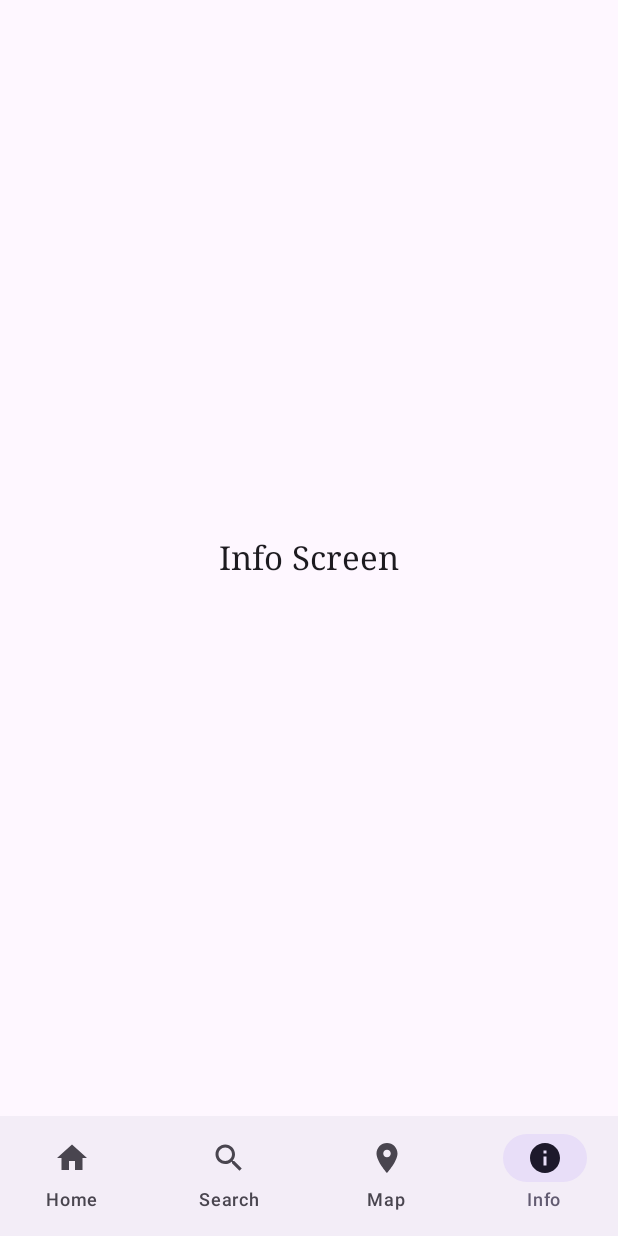
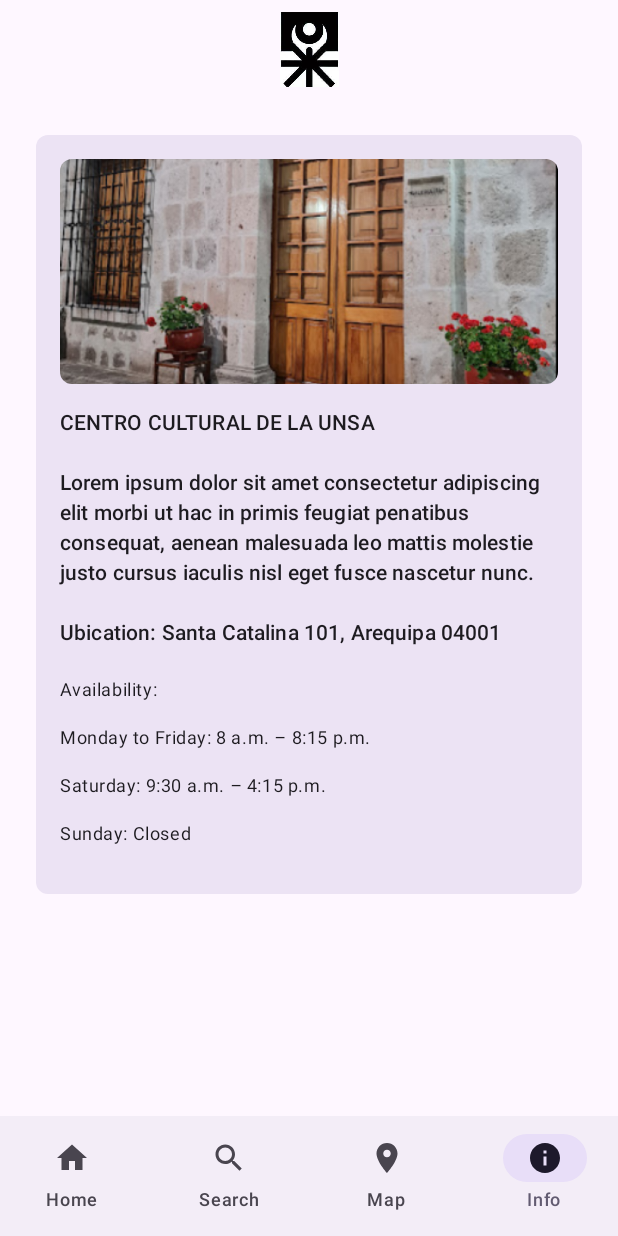
Before and after one commit to NoheliaEstefhania/DANP_ArtGalleryProject, an Android app built with Jetpack Compose: the screen it shows after launch (MainActivity), item 4 of the bottom bar chosen, on a phone screen of 412 x 824 dp. Run offline under Robolectric (Android 15) with nearby library versions, the phone set to English and light mode, and no system bars.

Commit message:
se implementó las vistas de infoScreen, searchScreen y homeScreen

```diff
--- a/app/src/main/java/com/example/danp_artgallery/navigation/AppNavigation.kt
+++ b/app/src/main/java/com/example/danp_artgallery/navigation/AppNavigation.kt
@@ -15,7 +15,7 @@ import androidx.navigation.compose.NavHost
 import androidx.navigation.compose.currentBackStackEntryAsState
 import androidx.navigation.compose.rememberNavController
 import androidx.navigation.compose.composable
-import com.example.danp_artgallery.screens.HomeScreen
+import com.example.danp_artgallery.screens.home.HomeScreen
 import com.example.danp_artgallery.screens.SearchScreen
 import com.example.danp_artgallery.screens.MapScreen
 import com.example.danp_artgallery.screens.InfoScreen
--- a/app/src/main/java/com/example/danp_artgallery/screens/HomeScreen.kt
+++ b/app/src/main/java/com/example/danp_artgallery/screens/HomeScreen.kt
@@ -1,38 +1,37 @@
-package com.example.danp_artgallery.screens
+package com.example.danp_artgallery.screens.home
 
 import androidx.compose.foundation.Image
-import androidx.compose.foundation.layout.Box
-import androidx.compose.foundation.layout.fillMaxSize
-import androidx.compose.foundation.layout.padding
-import androidx.compose.foundation.layout.size
-import androidx.compose.foundation.lazy.LazyColumn
+import androidx.compose.foundation.layout.*
 import androidx.compose.material3.MaterialTheme
 import androidx.compose.material3.Scaffold
 import androidx.compose.material3.Text
-import androidx.compose.material3.TopAppBar
-import androidx.compose.material3.TopAppBarDefaults
 import androidx.compose.runtime.Composable
 import androidx.compose.ui.Alignment
 import androidx.compose.ui.Modifier
-import androidx.compose.ui.graphics.Color
 import androidx.compose.ui.res.painterResource
-import androidx.compose.ui.res.stringResource
-import androidx.compose.ui.text.font.FontFamily
 import androidx.compose.ui.unit.dp
 import androidx.compose.ui.unit.sp
 import com.example.danp_artgallery.R
-
+import com.example.danp_artgallery.screens.section.ExpositionList
+import com.example.danp_artgallery.screens.section.expositionList
 
 @Composable
 fun HomeScreen() {
     Scaffold(
         topBar = {
-            Image(
-                painter = painterResource(id = R.drawable.logo), // Reemplaza 'your_image_resource' con el ID de tu imagen
-                contentDescription = "logo",
+            Box(
                 modifier = Modifier
-                    .size(50.dp)
-            )
+                    .fillMaxWidth()
+                    .padding(vertical = 8.dp), // Ajusta el padding según sea necesario
+                contentAlignment = Alignment.Center
+            ) {
+                Image(
+                    painter = painterResource(id = R.drawable.logo), // Reemplaza 'logo' con el ID de tu imagen
+                    contentDescription = "logo",
+                    modifier = Modifier
+                        .size(50.dp)
+                )
+            }
         },
         content = { paddingValues ->
             Box(
@@ -41,19 +40,12 @@ fun HomeScreen() {
                     .padding(paddingValues),
                 contentAlignment = Alignment.Center
             ) {
-                LazyColumn(
+                Column(
                     modifier = Modifier
                         .fillMaxSize()
-                        .padding(horizontal = 16.dp) // Añade padding horizontal a la LazyColumn
+                        .padding(16.dp)
                 ) {
-                    items(3) { index ->
-                        Text(
-                            text = "Item $index",
-                            fontSize = 16.sp,
-                            modifier = Modifier
-                                .padding(vertical = 8.dp) // Añade padding vertical a cada item
-                        )
-                    }
+                    ExpositionList(expositionList = expositionList)
                 }
             }
         }
--- a/app/src/main/java/com/example/danp_artgallery/screens/InfoScreen.kt
+++ b/app/src/main/java/com/example/danp_artgallery/screens/InfoScreen.kt
@@ -1,7 +1,8 @@
 package com.example.danp_artgallery.screens
 
-import android.icu.text.IDNA.Info
+import androidx.compose.foundation.Image
 import androidx.compose.foundation.layout.Box
+import androidx.compose.foundation.layout.Column
 import androidx.compose.material3.Text
 import androidx.compose.runtime.Composable
 import androidx.compose.ui.text.font.FontFamily
@@ -9,17 +10,50 @@ import androidx.compose.ui.unit.sp
 import androidx.compose.ui.Alignment
 import androidx.compose.ui.Modifier
 import androidx.compose.foundation.layout.fillMaxSize
+import androidx.compose.foundation.layout.fillMaxWidth
+import androidx.compose.foundation.layout.padding
+import androidx.compose.foundation.layout.size
+import androidx.compose.material3.Scaffold
+import androidx.compose.ui.res.painterResource
+import androidx.compose.ui.unit.dp
+import com.example.danp_artgallery.R
+import com.example.danp_artgallery.screens.section.InformationDetailView
+import com.example.danp_artgallery.screens.section.information
 
 
 @Composable
 fun InfoScreen(){
-    Box(
-        modifier = Modifier.fillMaxSize(),
-        contentAlignment = Alignment.Center
-    ) {
-        Text(
-        text = "Info Screen",
-        fontFamily= FontFamily.Serif, fontSize = 22.sp
-        )
-    }
+    Scaffold(
+        topBar = {
+            Box(
+                modifier = Modifier
+                    .fillMaxWidth()
+                    .padding(vertical = 8.dp), // Ajusta el padding según sea necesario
+                contentAlignment = Alignment.Center
+            ) {
+                Image(
+                    painter = painterResource(id = R.drawable.logo), // Reemplaza 'logo' con el ID de tu imagen
+                    contentDescription = "logo",
+                    modifier = Modifier
+                        .size(50.dp)
+                )
+            }
+        },
+        content = { paddingValues ->
+            Box(
+                modifier = Modifier
+                    .fillMaxSize()
+                    .padding(paddingValues),
+                contentAlignment = Alignment.Center
+            ) {
+                Column(
+                    modifier = Modifier
+                        .fillMaxSize()
+                        .padding(16.dp)
+                ) {
+                    InformationDetailView(artGallery = information)
+                }
+            }
+        }
+    )
 }
--- a/app/src/main/java/com/example/danp_artgallery/screens/SearchScreen.kt
+++ b/app/src/main/java/com/example/danp_artgallery/screens/SearchScreen.kt
@@ -10,6 +10,7 @@ import androidx.compose.ui.unit.sp
 import androidx.compose.ui.Alignment
 import androidx.compose.ui.Modifier
 import androidx.compose.foundation.layout.fillMaxSize
+import androidx.compose.foundation.layout.fillMaxWidth
 import androidx.compose.material3.Scaffold
 import androidx.compose.foundation.layout.padding
 import androidx.compose.foundation.layout.size
@@ -22,12 +23,19 @@ import androidx.compose.ui.unit.dp
 fun SearchScreen(){
     Scaffold(
         topBar = {
-            Image(
-                painter = painterResource(id = R.drawable.logo), // Reemplaza 'your_image_resource' con el ID de tu imagen
-                contentDescription = "logo",
+            Box(
                 modifier = Modifier
-                    .size(50.dp)
-            )
+                    .fillMaxWidth()
+                    .padding(vertical = 8.dp), // Ajusta el padding según sea necesario
+                contentAlignment = Alignment.Center
+            ) {
+                Image(
+                    painter = painterResource(id = R.drawable.logo), // Reemplaza 'logo' con el ID de tu imagen
+                    contentDescription = "logo",
+                    modifier = Modifier
+                        .size(50.dp)
+                )
+            }
         },
         content = { paddingValues ->
             Box(
--- /dev/null
+++ b/app/src/main/java/com/example/danp_artgallery/screens/section/ExpositionsDetail.kt
@@ -0,0 +1,79 @@
+package com.example.danp_artgallery.screens.section
+
+
+import androidx.annotation.DrawableRes
+import androidx.compose.foundation.Image
+import androidx.compose.foundation.layout.*
+import androidx.compose.foundation.lazy.LazyColumn
+import androidx.compose.foundation.lazy.items
+import androidx.compose.foundation.shape.RoundedCornerShape
+import androidx.compose.material3.MaterialTheme.typography
+import androidx.compose.material3.Surface
+import androidx.compose.material3.Text
+import androidx.compose.runtime.Composable
+import androidx.compose.ui.Modifier
+import androidx.compose.ui.draw.clip
+import androidx.compose.ui.layout.ContentScale
+import androidx.compose.ui.res.painterResource
+import androidx.compose.ui.tooling.preview.Preview
+import androidx.compose.ui.unit.dp
+import com.example.danp_artgallery.R
+
+
+data class Exposition(
+    @DrawableRes val imageResource:Int,
+    val title: String,
+    val expositions: List<String>
+)
+val expositionList = listOf(Exposition(R.drawable.ccunsa, title = "CARPINTERO DE NIDOS\n", listOf("De los hijos que se van. Daniel Gallegos. Daniel Gallegos. Centro Cultural UNSA. Galería I.Centro Cultural UNSA.\n", "Daniel Gallegos\n")),
+    Exposition(R.drawable.ccunsa, title = "CARPINTERO DE NIDOS\n", listOf("De los hijos que se van. Daniel Gallegos. Daniel Gallegos. Centro Cultural UNSA. Galería I.Centro Cultural UNSA.\n", "Daniel Gallegos\n")),
+    Exposition(R.drawable.ccunsa, title = "CARPINTERO DE NIDOS\n", listOf("De los hijos que se van. Daniel Gallegos. Daniel Gallegos. Centro Cultural UNSA. Galería I.Centro Cultural UNSA.\n", "Daniel Gallegos\n")),
+    Exposition(R.drawable.ccunsa, title = "CARPINTERO DE NIDOS\n", listOf("De los hijos que se van. Daniel Gallegos. Daniel Gallegos. Centro Cultural UNSA. Galería I.Centro Cultural UNSA.\n", "Daniel Gallegos\n")))
+
+@Composable
+fun ExpositionsDetailFunction(exposition: Exposition) {
+    Surface(
+        shape = RoundedCornerShape(8.dp),
+        tonalElevation = 8.dp,
+        modifier = Modifier.padding(8.dp)
+    ) {
+        Column(
+            modifier = Modifier.padding(16.dp)
+        ) {
+            val imageModifier = Modifier
+                .height(150.dp)
+                .fillMaxWidth()
+                .clip(shape = RoundedCornerShape(8.dp))
+
+            Image(
+                painter = painterResource(id = exposition.imageResource),
+                contentDescription = null,
+                modifier = imageModifier,
+                contentScale = ContentScale.Crop
+            )
+
+            Spacer(modifier = Modifier.height(16.dp))
+
+            Text(text = exposition.title, style = typography.titleSmall)
+
+            for (item in exposition.expositions) {
+                Text(text = item, style = typography.bodySmall)
+            }
+        }
+    }
+}
+
+@Composable
+fun ExpositionList(expositionList: List<Exposition>) {
+    LazyColumn {
+        items(expositionList) { item ->
+            ExpositionsDetailFunction(exposition = item)
+        }
+    }
+}
+
+@Preview
+@Composable
+fun ExpositionPreview(){
+    ExpositionsDetailFunction(expositionList[0])
+}
--- /dev/null
+++ b/app/src/main/java/com/example/danp_artgallery/screens/section/InfoDetail.kt
@@ -0,0 +1,85 @@
+package com.example.danp_artgallery.screens.section
+
+
+import android.net.wifi.ScanResult.InformationElement
+import androidx.annotation.DrawableRes
+import androidx.compose.foundation.Image
+import androidx.compose.foundation.layout.*
+import androidx.compose.foundation.lazy.LazyColumn
+import androidx.compose.foundation.lazy.items
+import androidx.compose.foundation.shape.RoundedCornerShape
+import androidx.compose.material3.MaterialTheme.typography
+import androidx.compose.material3.Surface
+import androidx.compose.material3.Text
+import androidx.compose.runtime.Composable
+import androidx.compose.ui.Modifier
+import androidx.compose.ui.draw.clip
+import androidx.compose.ui.layout.ContentScale
+import androidx.compose.ui.res.painterResource
+import androidx.compose.ui.tooling.preview.Preview
+import androidx.compose.ui.unit.dp
+import com.example.danp_artgallery.R
+
+
+data class ArtGallery(
+    @DrawableRes val imageResource:Int,
+    val title: String,
+    val detail: String,
+    val direction: String,
+    val information: List<String>
+
+)
+val information = ArtGallery(R.drawable.ccunsalocal,
+    title = "CENTRO CULTURAL DE LA UNSA\n",
+    detail = "Lorem ipsum dolor sit amet consectetur adipiscing elit morbi ut hac in primis feugiat penatibus consequat, aenean malesuada leo mattis molestie justo cursus iaculis nisl eget fusce nascetur nunc.\n",
+    direction = "Ubication: Santa Catalina 101, Arequipa 04001\n",
+    listOf("Availability:\n", "Monday to Friday: 8 a.m. – 8:15 p.m.\n", "Saturday: 9:30 a.m. – 4:15 p.m.\n", "Sunday: Closed\n"))
+@Composable
+fun InfoDetailFunction(information: ArtGallery) {
+    Surface(
+        shape = RoundedCornerShape(8.dp),
+        tonalElevation = 8.dp,
+        modifier = Modifier.padding(8.dp)
+    ) {
+        Column(
+            modifier = Modifier.padding(16.dp)
+        ) {
+            val imageModifier = Modifier
+                .height(150.dp)
+                .fillMaxWidth()
+                .clip(shape = RoundedCornerShape(8.dp))
+
+            Image(
+                painter = painterResource(id = information.imageResource),
+                contentDescription = null,
+                modifier = imageModifier,
+                contentScale = ContentScale.Crop
+            )
+
+            Spacer(modifier = Modifier.height(16.dp))
+
+            Text(text = information.title, style = typography.titleSmall)
+            Text(text= information.detail, style = typography.titleSmall)
+            Text(text=information.direction, style = typography.titleSmall)
+
+            for (item in information.information) {
+                Text(text = item, style = typography.bodySmall)
+            }
+        }
+    }
+}
+
+@Composable
+fun InformationDetailView(artGallery: ArtGallery) {
+    LazyColumn {
+        item {
+            InfoDetailFunction(information = artGallery)
+        }
+    }
+}
+
+@Preview
+@Composable
+fun InfoPreview(){
+    InfoDetailFunction(information)
+}
```
Also changed, not shown: app/src/main/res/drawable/ccunsalocal.png (added).
